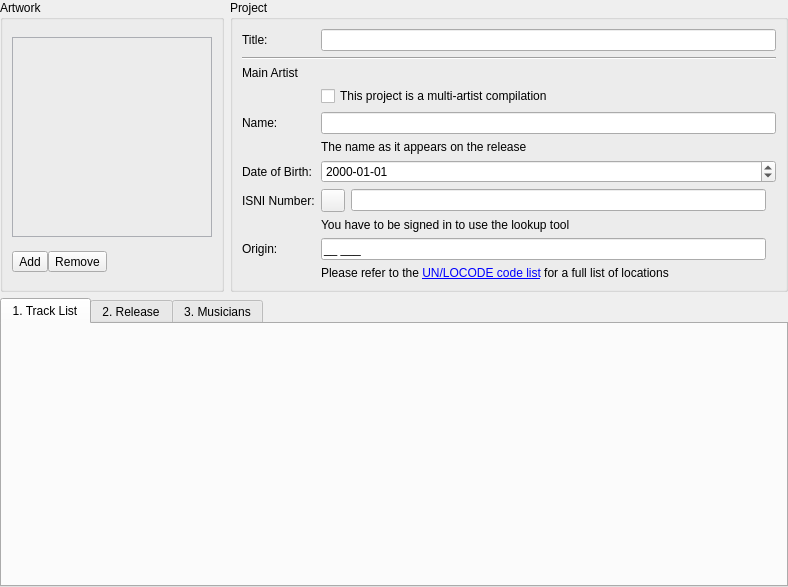
Iconoclasteinc/tgit, file resources/ui/project_page.ui: the form before one commit.
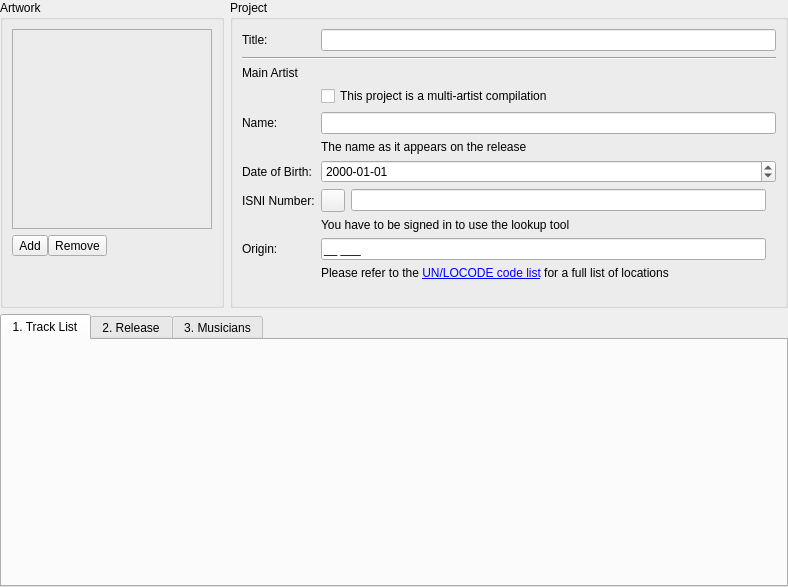
The form after the commit. Icons and pictures are not drawn. Custom widgets are drawn as their Qt base class.

Commit message: Top align cover art box on project page so that it looks better on OS X

What changed in the file:
```diff
--- a/resources/ui/project_page.ui
+++ b/resources/ui/project_page.ui
@@ -143,6 +143,19 @@
           </item>
          </layout>
         </item>
+        <item>
+         <spacer name="verticalSpacer">
+          <property name="orientation">
+           <enum>Qt::Vertical</enum>
+          </property>
+          <property name="sizeHint" stdset="0">
+           <size>
+            <width>20</width>
+            <height>40</height>
+           </size>
+          </property>
+         </spacer>
+        </item>
        </layout>
       </widget>
      </item>
```
